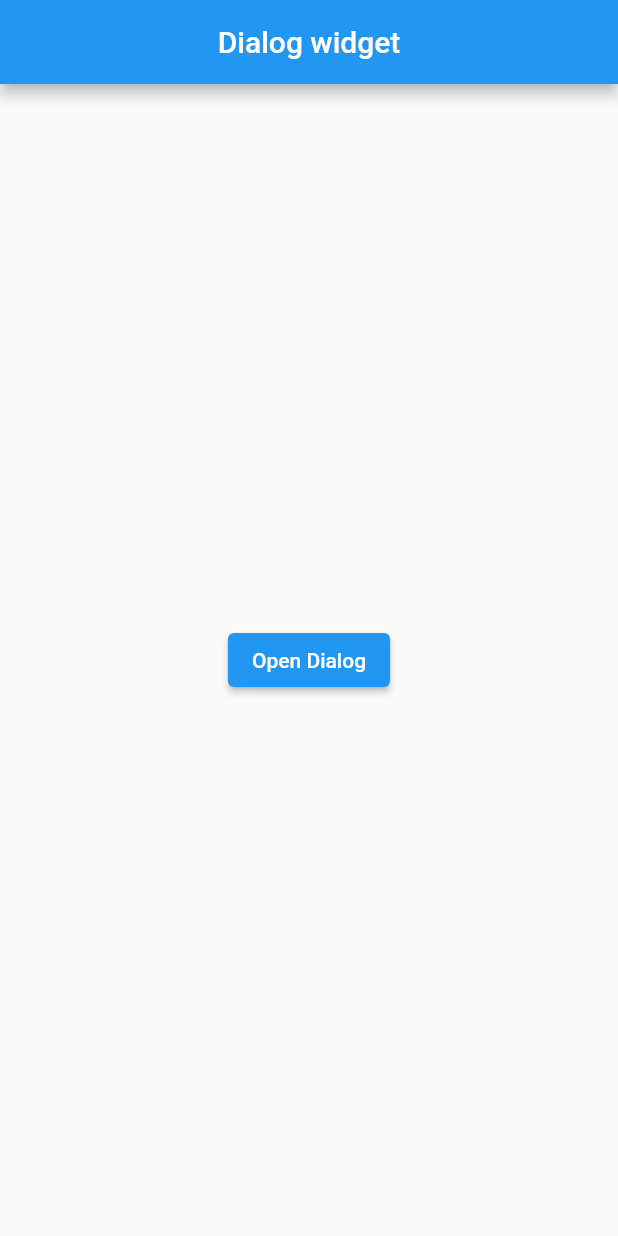
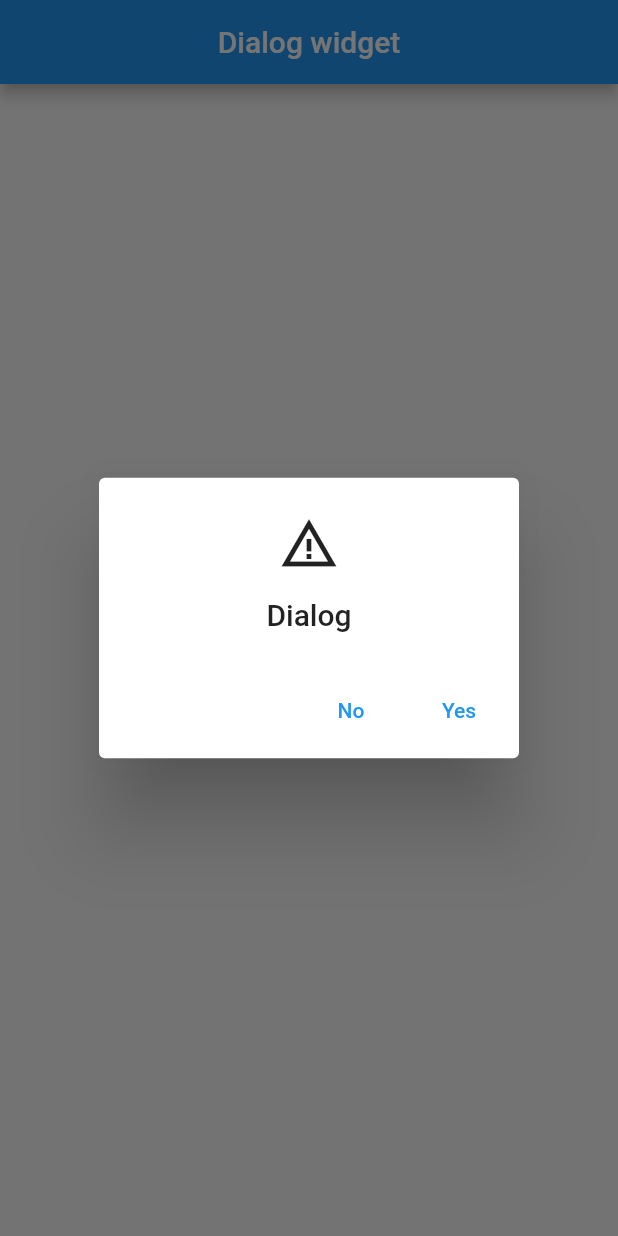
Before and after one commit to muhriddinbek-off/flutter_lessons, a Flutter app: the screen it shows after launch, after a tap on "Open Dialog", on a phone screen of 412 x 824 dp. Run offline on Flutter 3.47's test engine with Material 2 defaults, Android fonts, the phone set to English and light mode, and no system bars.

Commit message:
added AlertDialog

```diff
--- a/lib/01_dialog/alert_dialog.dart
+++ b/lib/01_dialog/alert_dialog.dart
@@ -16,7 +16,22 @@ class _AlertDialogScreenState extends State<AlertDialogScreen> {
         title: const Text('Dialog widget'),
       ),
       body: Center(
-        child: ElevatedButton(onPressed: () {}, child: const Text('Open Dialog')),
+        child: ElevatedButton(
+            onPressed: () {
+              showDialog(
+                  context: context,
+                  builder: (context) {
+                    return AlertDialog(
+                      title: Text('Dialog'),
+                      icon: Icon(Icons.warning_amber, size: 40),
+                      actions: [
+                        TextButton(onPressed: () {}, child: Text('No')),
+                        TextButton(onPressed: () {}, child: Text('Yes')),
+                      ],
+                    );
+                  });
+            },
+            child: const Text('Open Dialog')),
       ),
     );
   }
```
